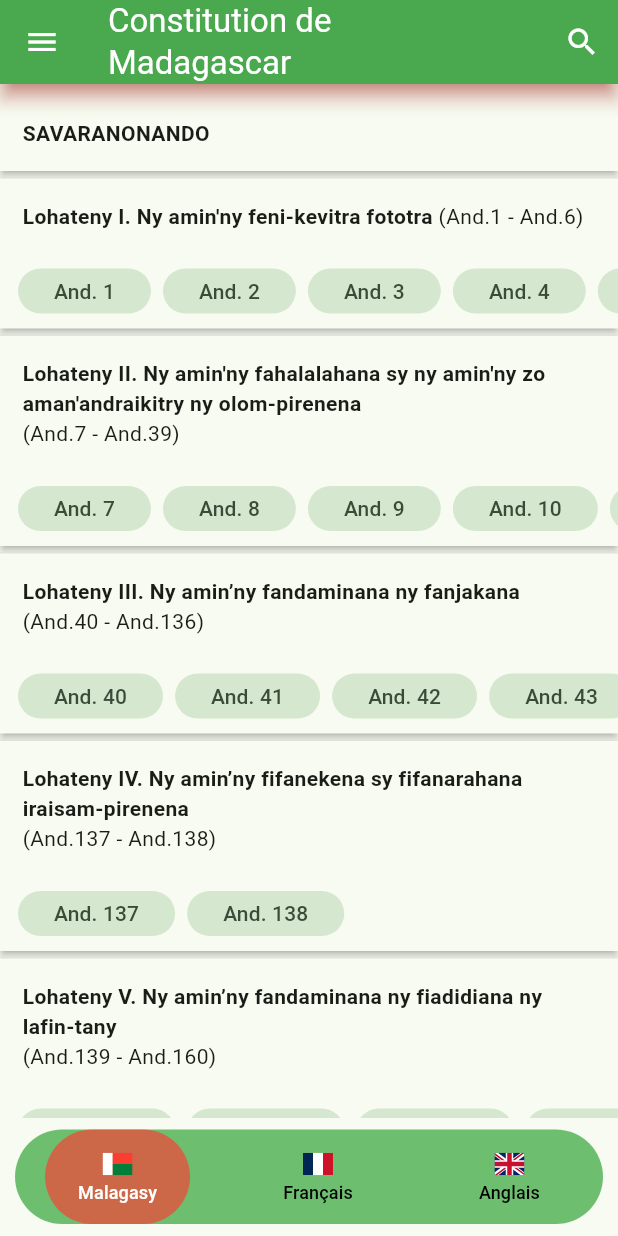
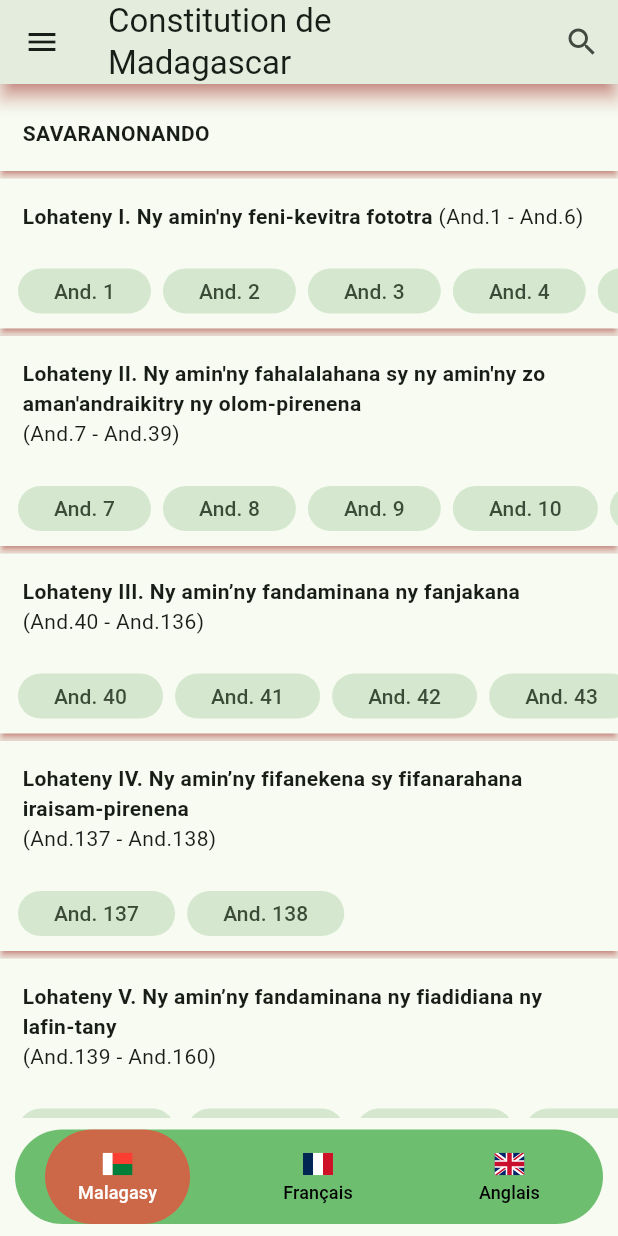
Before and after one commit to mauyz/madagascar_constitution, a Flutter app: the screen it shows after launch, on a phone screen of 412 x 824 dp. Run offline on Flutter 3.47's test engine with Material 3 defaults, Android fonts, the phone set to English and light mode, and no system bars; drawn by our look-alikes of auto_size_text; our stand-ins replace auto_route, flutter_linkify, flutter_svg, share_plus, shared_preferences; missing offline and left inert: flutter_email_sender, highlight_text, open_store.

Commit message:
update app theme

```diff
--- a/lib/app/app.dart
+++ b/lib/app/app.dart
@@ -27,19 +27,30 @@ class App extends StatelessWidget {
       child: MaterialApp.router(
         scrollBehavior: AppScrollBehavior(),
         theme: ThemeData(
+          useMaterial3: true,
           colorScheme: ColorScheme.fromSeed(
             seedColor: Colors.green,
-            background: Colors.white,
-            error: Colors.red,
-            onTertiary: Colors.orange,
+            brightness: Brightness.light,
+            shadow: Colors.red,
           ),
           appBarTheme: const AppBarTheme(
-            color: Colors.green,
             shadowColor: Colors.red,
             elevation: 5,
-            foregroundColor: Colors.white,
           ),
         ),
+        darkTheme: ThemeData(
+          useMaterial3: true,
+          colorScheme: ColorScheme.fromSeed(
+            seedColor: Colors.green,
+            brightness: Brightness.dark,
+            shadow: Colors.red,
+          ),
+          appBarTheme: const AppBarTheme(
+            shadowColor: Colors.red,
+            elevation: 5,
+          ),
+        ),
+        themeMode: ThemeMode.light,
         routerConfig: appRouter.config(),
         debugShowCheckedModeBanner: false,
       ),
```
